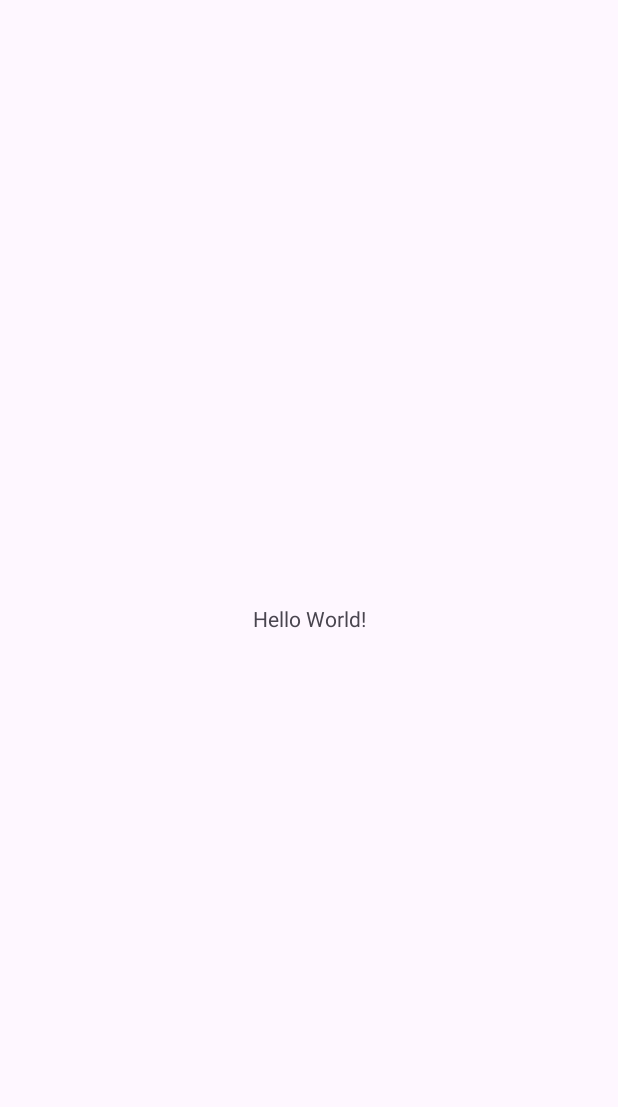
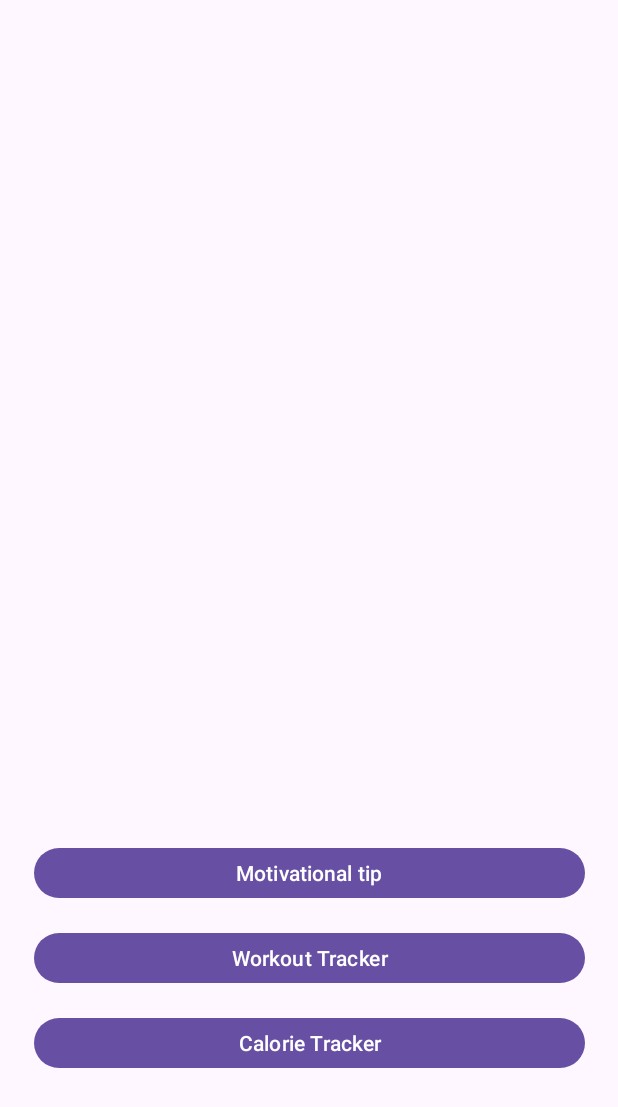
Before and after one commit to Seancully/GymApp_MSD, an Android app: the screen it shows after launch (MainActivity), on a phone screen of 412 x 824 dp. Before the commit the part shown is almost empty. Shown: the top 1107 px of the screen. Run offline under Robolectric (Android 15) with nearby library versions, the phone set to English and light mode, and no system bars.

Commit message:
compileSDK 33 -> 34 & 3 buttons in place on main activitiy

```diff
--- a/app/build.gradle.kts
+++ b/app/build.gradle.kts
@@ -4,7 +4,7 @@ plugins {
 
 android {
     namespace = "com.example.gymapp_msd"
-    compileSdk = 33
+    compileSdk = 34
 
     defaultConfig {
         applicationId = "com.example.gymapp_msd"
--- a/app/src/main/res/layout/activity_main.xml
+++ b/app/src/main/res/layout/activity_main.xml
@@ -6,13 +6,40 @@
     android:layout_height="match_parent"
     tools:context=".MainActivity">
 
-    <TextView
-        android:layout_width="wrap_content"
-        android:layout_height="wrap_content"
-        android:text="Hello World!"
-        app:layout_constraintBottom_toBottomOf="parent"
+    <Button
+        android:id="@+id/MotivationButton"
+        android:layout_width="367dp"
+        android:layout_height="41dp"
+        android:layout_marginStart="10dp"
+        android:layout_marginTop="561dp"
+        android:layout_marginEnd="10dp"
+        android:text="Motivational tip"
         app:layout_constraintEnd_toEndOf="parent"
         app:layout_constraintStart_toStartOf="parent"
         app:layout_constraintTop_toTopOf="parent" />
 
+    <Button
+        android:id="@+id/WorkoutButton"
+        android:layout_width="367dp"
+        android:layout_height="41dp"
+        android:layout_marginStart="10dp"
+        android:layout_marginTop="15dp"
+        android:layout_marginEnd="10dp"
+        android:text="Workout Tracker"
+        app:layout_constraintEnd_toEndOf="parent"
+        app:layout_constraintStart_toStartOf="parent"
+        app:layout_constraintTop_toBottomOf="@+id/MotivationButton" />
+
+    <Button
+        android:id="@+id/CalorieButton"
+        android:layout_width="367dp"
+        android:layout_height="41dp"
+        android:layout_marginStart="10dp"
+        android:layout_marginTop="15dp"
+        android:layout_marginEnd="10dp"
+        android:text="Calorie Tracker"
+        app:layout_constraintEnd_toEndOf="parent"
+        app:layout_constraintStart_toStartOf="parent"
+        app:layout_constraintTop_toBottomOf="@+id/WorkoutButton" />
+
 </androidx.constraintlayout.widget.ConstraintLayout>
```
